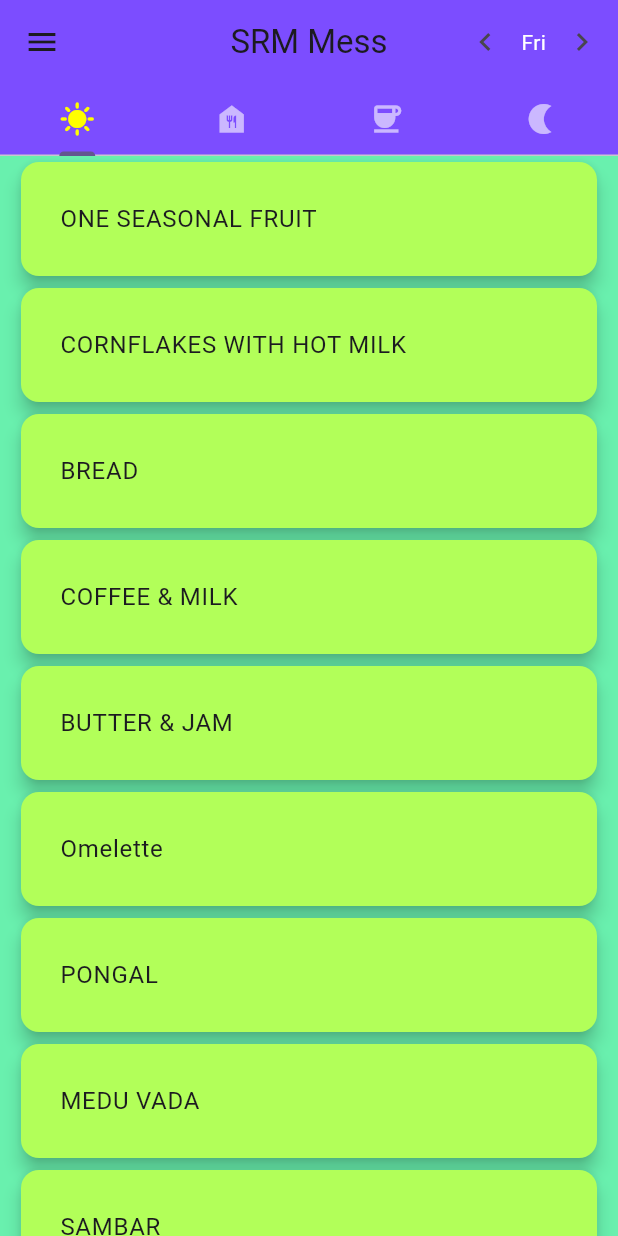
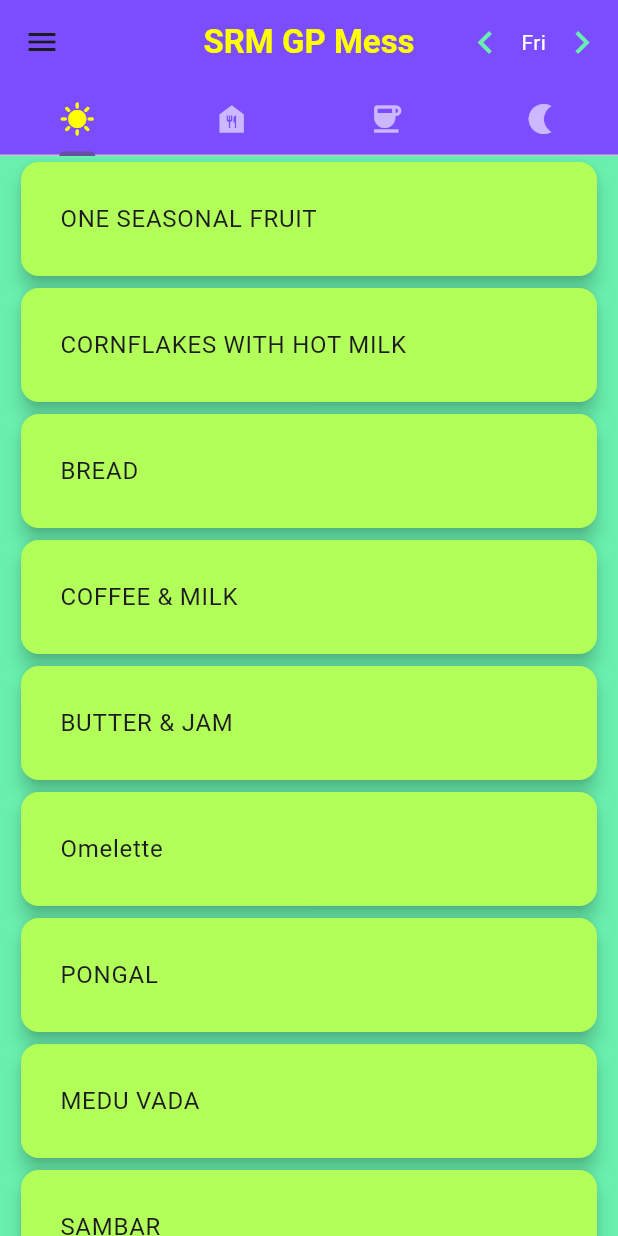
Before and after one commit to vinayakchandra/srm_mess, a Flutter app: the screen it shows after launch, on a phone screen of 412 x 824 dp. Run offline on Flutter 3.47's test engine with Material 3 defaults, Android fonts, the phone set to English and light mode, and no system bars.

```diff
--- a/lib/card_screen.dart
+++ b/lib/card_screen.dart
@@ -17,7 +17,7 @@ class _CardScreenState extends State<CardScreen> {
   Widget build(BuildContext context) {
     int relativeCrossAxisCount = MediaQuery.of(context).size.width ~/ 180;
     var messMenu = GPMess().menu()[currentDay - 1][widget.time];
-    print("\n day: $currentDay\n time: ${widget.time} \n menu: $messMenu");
+    // print("\n day: $currentDay\n time: ${widget.time} \n menu: $messMenu");
 
     return SafeArea(
       bottom: false,
--- a/lib/main.dart
+++ b/lib/main.dart
@@ -1,3 +1,5 @@
+import 'dart:io';
+
 import 'package:flutter/material.dart';
 import 'package:srm_mess/messFood.dart';
 import 'package:srm_mess/sideBar.dart';
@@ -16,7 +18,7 @@ class MyApp extends StatelessWidget {
       home: const MyHomePage(),
       debugShowCheckedModeBanner: false,
       theme: ThemeData(
-        colorScheme: ColorScheme.fromSeed(seedColor: Colors.deepPurpleAccent),
+        // colorScheme: ColorScheme.fromSeed(seedColor: Colors.greenAccent),
         // primarySwatch: Colors.deepPurple,
         useMaterial3: true,
       ),
@@ -41,19 +43,26 @@ class _MyHomePageState extends State<MyHomePage> {
     "Saturday",
     "Sunday",
   ];
+  List<String> time = ["BREAKFAST", "LUNCH", "EVENING SNACKS", "DINNER"];
+
+  int _currentIndex=0;
 
   @override
   Widget build(BuildContext context) {
     return DefaultTabController(
+      // initialIndex: 2,
       // animationDuration: const Duration(milliseconds: 500),
       length: 4,
       child: Scaffold(
         appBar: AppBar(
           actions: [
             IconButton(
-              icon: const Icon(Icons.keyboard_arrow_left),
+              icon: const Icon(
+                Icons.keyboard_arrow_left,
+                color: Colors.greenAccent,
+                size: 30,
+              ),
               onPressed: () {
-                print("left arrow pressed");
                 setState(() {
                   decreaseDay();
                 });
@@ -62,9 +71,12 @@ class _MyHomePageState extends State<MyHomePage> {
             Text(days[currentDay - 1].substring(0, 3),
                 style: const TextStyle(color: Colors.white)),
             IconButton(
-              icon: const Icon(Icons.keyboard_arrow_right),
+              icon: const Icon(
+                Icons.keyboard_arrow_right,
+                color: Colors.greenAccent,
+                size: 30
+              ),
               onPressed: () {
-                print("right arrow pressed");
                 setState(() {
                   increaseDay();
                 });
@@ -73,11 +85,18 @@ class _MyHomePageState extends State<MyHomePage> {
           ],
           centerTitle: true,
           backgroundColor: Colors.deepPurpleAccent,
-          title: const Text("SRM Mess"),
-          bottom: const TabBar(
+          title: const Text("SRM GP Mess",
+              style: TextStyle(
+                color: Colors.yellowAccent,
+                fontWeight: FontWeight.bold,
+              )),
+          bottom: TabBar(
+            onTap: (index){
+              _currentIndex=index;
+            },
             unselectedLabelColor: Colors.white60,
             labelColor: Colors.yellowAccent,
-            tabs: [
+            tabs: const [
               Tab(icon: Icon(Icons.sunny)),
               Tab(icon: Icon(Icons.food_bank)),
               Tab(icon: Icon(Icons.coffee)),
@@ -85,12 +104,12 @@ class _MyHomePageState extends State<MyHomePage> {
             ],
           ),
         ),
-        body: const TabBarView(
+        body:  TabBarView(
           children: [
-            CardScreen(time: "BREAKFAST"),
-            CardScreen(time: "LUNCH"),
-            CardScreen(time: "EVENING SNACKS"),
-            CardScreen(time: "DINNER"),
+            CardScreen(time: time[_currentIndex]),
+            CardScreen(time: time[_currentIndex]),
+            CardScreen(time: time[_currentIndex]),
+            CardScreen(time: time[_currentIndex]),
           ],
         ),
         drawer: const Sidebar(),
```
Also changed, not shown: lib/about.dart (+4 -13 lines), lib/sideBar.dart (+12 -7 lines).
